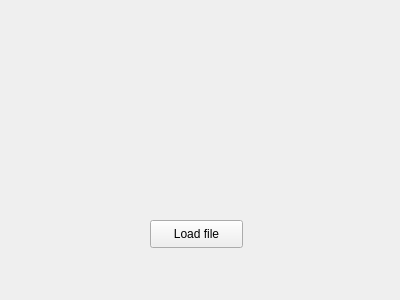
Old version of the form ScramblersGUI/scramblergui.ui in the repository 68Kamil68/NiDUC-KrystianWojakiewiczKamilKrakowskiKarolMisterkiewicz.
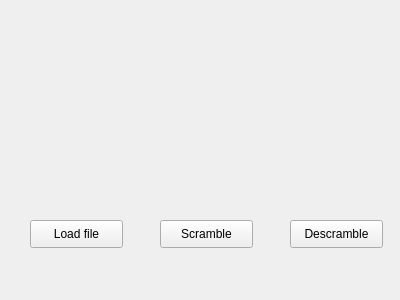
New version of the form.

Commit message: simple GUI for DVB scrambler/descrambler

```diff
--- a/ScramblersGUI/scramblergui.ui
+++ b/ScramblersGUI/scramblergui.ui
@@ -16,7 +16,7 @@
   <widget class="QPushButton" name="loadFileBtn">
    <property name="geometry">
     <rect>
-     <x>150</x>
+     <x>30</x>
      <y>220</y>
      <width>93</width>
      <height>28</height>
@@ -26,6 +26,32 @@
     <string>Load file</string>
    </property>
   </widget>
+  <widget class="QPushButton" name="scrambleBtn">
+   <property name="geometry">
+    <rect>
+     <x>160</x>
+     <y>220</y>
+     <width>93</width>
+     <height>28</height>
+    </rect>
+   </property>
+   <property name="text">
+    <string>Scramble</string>
+   </property>
+  </widget>
+  <widget class="QPushButton" name="descrambleBtn">
+   <property name="geometry">
+    <rect>
+     <x>290</x>
+     <y>220</y>
+     <width>93</width>
+     <height>28</height>
+    </rect>
+   </property>
+   <property name="text">
+    <string>Descramble</string>
+   </property>
+  </widget>
  </widget>
  <resources/>
  <connections/>
```
Left out of the diff: 2 changed lines with no effect on the pictures. The commit also changes 4 other files.
